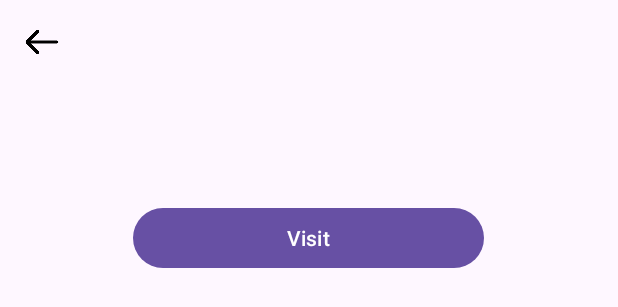
After one commit to shubhamsinghsatna/kumbhmela, an Android app: the layout fragment_entity_location_details.xml on its own in the app's theme, with its tools: preview values and no code run, on a phone screen of 412 x 824 dp. The commit adds this screen. Shown: the top 307 px of the screen. Run offline under Robolectric (Android 15) with nearby library versions, the phone set to English and light mode, and no system bars.

Commit message:
Commiting Locations details

```diff
--- a/app/src/main/java/com/mahakumbh/dishanirdesh/fragment/MelaMapFragment.java
+++ b/app/src/main/java/com/mahakumbh/dishanirdesh/fragment/MelaMapFragment.java
@@ -61,9 +61,6 @@ public class MelaMapFragment extends Fragment {
         cv_food = Root.findViewById(R.id.cv_food);
         cv_food.setOnClickListener(v->openLocation(String.valueOf(LocationCategories.FOOD)));
 
-        cv_food = Root.findViewById(R.id.cv_food);
-        cv_food.setOnClickListener(v->openLocation(String.valueOf(LocationCategories.FOOD)));
-
         cv_hotel = Root.findViewById(R.id.cv_hotel);
         cv_hotel.setOnClickListener(v->openLocation(String.valueOf(LocationCategories.HOTEL)));
 
--- a/app/src/main/java/com/mahakumbh/dishanirdesh/misc/DataInitializer.java
+++ b/app/src/main/java/com/mahakumbh/dishanirdesh/misc/DataInitializer.java
@@ -11,8 +11,8 @@ import java.util.ArrayList;
 import java.util.List;
 
 public class DataInitializer {
-    private Context context;
-    private EntityLocationManager dataManager;
+    private final Context context;
+    private final EntityLocationManager dataManager;
 
     public DataInitializer(Context context) {
         this.context = context;
@@ -205,7 +205,7 @@ public class DataInitializer {
 
 
         for (EntityLocationModel model : locationModels) {
-            model.setCategory(LocationCategories.HOTEL.name());
+            model.setCategory(LocationCategories.PARKING.name());
             Log.e("ghat","parking: "+model.getTitle());
             dataManager.insert(model);
         }
--- a/app/src/main/java/com/mahakumbh/dishanirdesh/models/EntityLocationModel.java
+++ b/app/src/main/java/com/mahakumbh/dishanirdesh/models/EntityLocationModel.java
@@ -3,7 +3,9 @@ package com.mahakumbh.dishanirdesh.models;
 
 import com.google.android.gms.maps.model.LatLng;
 
-public class EntityLocationModel {
+import java.io.Serializable;
+
+public class EntityLocationModel implements Serializable {
     long id;
 
     String category; //ENUM
--- /dev/null
+++ b/app/src/main/res/layout/fragment_entity_location_details.xml
@@ -0,0 +1,119 @@
+<?xml version="1.0" encoding="utf-8"?>
+<ScrollView
+    xmlns:android="http://schemas.android.com/apk/res/android"
+    xmlns:tools="http://schemas.android.com/tools"
+    android:layout_width="match_parent"
+    android:layout_height="wrap_content">
+
+    <LinearLayout
+        android:layout_width="match_parent"
+        android:layout_height="wrap_content"
+        android:orientation="vertical"
+        tools:context=".fragment.Location.EntityLocationDetailsFragment">
+
+        <ImageView
+            android:id="@+id/iv_back"
+            android:layout_width="24dp"
+            android:layout_height="24dp"
+            android:layout_marginStart="16dp"
+            android:layout_marginTop="16dp"
+            android:src="@drawable/back" />
+
+        <ImageView
+            android:id="@+id/iv_image"
+            android:layout_width="match_parent"
+            android:layout_height="160dp"
+            android:layout_marginStart="16dp"
+            android:layout_marginTop="16dp"
+            android:layout_marginEnd="16dp"
+            android:visibility="gone"
+            android:src="@drawable/slider1" />
+
+        <TextView
+            android:id="@+id/tv_title"
+            android:layout_width="match_parent"
+            android:layout_height="wrap_content"
+            android:textStyle="bold"
+            android:textColor="@color/black"
+            android:layout_marginTop="16dp"
+            android:layout_marginStart="16dp"
+            android:layout_marginEnd="16dp"
+            android:textSize="20sp"
+         />
+
+        <TextView
+            android:id="@+id/tv_details"
+            android:layout_width="match_parent"
+            android:layout_height="wrap_content"
+            android:layout_marginTop="8dp"
+            android:layout_marginStart="16dp"
+            android:layout_marginEnd="16dp"/>
+
+        <ImageView
+            android:id="@+id/iv_menu"
+            android:layout_width="match_parent"
+            android:layout_height="160dp"
+            android:layout_marginStart="16dp"
+            android:layout_marginTop="16dp"
+            android:visibility="gone"
+            android:layout_marginEnd="16dp"
+            android:src="@drawable/slider1" />
+
+        <TextView
+            android:id="@+id/tv_address_title"
+            android:layout_width="match_parent"
+            android:layout_height="wrap_content"
+            android:layout_marginTop="8dp"
+            android:layout_marginStart="16dp"
+            android:text="@string/address"
+            android:textSize="20sp"
+            android:textStyle="bold"
+            android:visibility="gone"
+            android:textColor="@color/black"
+            android:layout_marginEnd="16dp"/>
+
+        <TextView
+            android:id="@+id/tv_address"
+            android:layout_width="match_parent"
+            android:layout_height="wrap_content"
+            android:layout_marginStart="16dp"
+            android:textSize="18sp"
+            android:textStyle="bold"
+            android:visibility="gone"
+            android:textColor="@color/black"
+            android:layout_marginEnd="16dp"/>
+
+        <LinearLayout
+            android:layout_width="match_parent"
+            android:layout_height="wrap_content"
+            android:orientation="horizontal"
+            android:weightSum="2"
+            android:gravity="center"
+            android:layout_marginBottom="20sp"
+            android:layout_marginTop="24dp">
+
+            <Button
+                android:id="@+id/btn_call"
+                android:layout_width="wrap_content"
+                android:layout_height="wrap_content"
+                android:layout_weight="1"
+                android:visibility="gone"
+                android:layout_marginStart="16dp"
+                android:layout_marginEnd="16dp"
+                android:text="@string/call"/>
+
+            <Button
+                android:id="@+id/btn_visit"
+                android:layout_width="wrap_content"
+                android:layout_height="wrap_content"
+                android:layout_weight="1"
+                android:layout_marginStart="16dp"
+                android:layout_marginEnd="16dp"
+                android:text="@string/visit"/>
+
+        </LinearLayout>
+
+
+    </LinearLayout>
+
+</ScrollView>
--- a/app/src/main/res/values/strings.xml
+++ b/app/src/main/res/values/strings.xml
@@ -179,6 +179,9 @@
         Dive into the spiritual aura of the worlds largest congregation with ease and convenience at your fingertips!</string>
 
     <string name="home_title">Welcome to the ultimate guide for Maha Kumbh Mela 2025!</string>
+    <string name="call">Call</string>
+    <string name="visit">Visit</string>
+    <string name="address">Address :</string>
 
 
 </resources>
```
Also changed, not shown: app/src/main/AndroidManifest.xml (+7 -1 lines), app/src/main/java/com/mahakumbh/dishanirdesh/activity/LocationActivity.java (+7 -8 lines), app/src/main/java/com/mahakumbh/dishanirdesh/activity/LocationDetailsActivity.java (added, +130 -0 lines), app/src/main/java/com/mahakumbh/dishanirdesh/adapter/EntitiesLocationListAdapter.java (added, +79 -0 lines), app/src/main/java/com/mahakumbh/dishanirdesh/fragment/Location/EntitiesListBottomSheetFragment.java (added, +75 -0 lines), app/src/main/java/com/mahakumbh/dishanirdesh/fragment/Location/EntityLocationDetailsFragment.java (added, +118 -0 lines), app/src/main/res/layout/activity_location_details.xml (added, +36 -0 lines), app/src/main/res/layout/fragment_entities_list_bottom_sheet.xml (added, +45 -0 lines), app/src/main/res/layout/list_item_entities_location.xml (added, +46 -0 lines), app/src/main/res/drawable/close.png (added), 1 other file.
